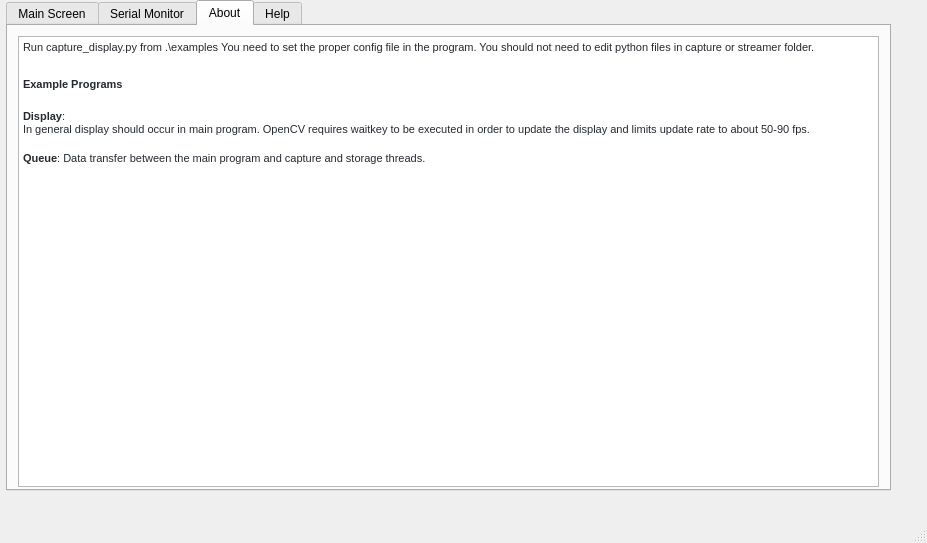
Above: qt.ui from 22037/22037-Camera before the change. Below: the same form after it.
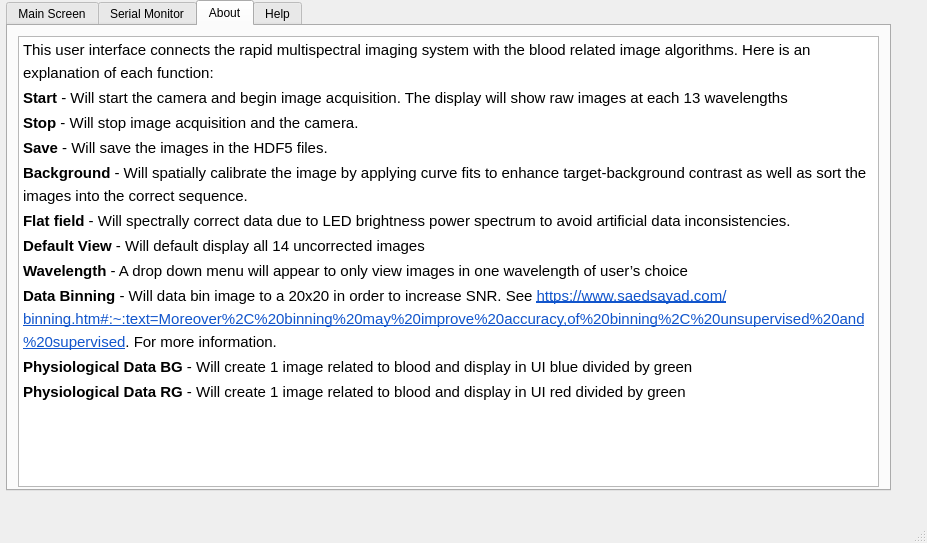
That is the form after the change. The open tabs and pages were chosen to show the change.

```diff
--- a/qt.ui
+++ b/qt.ui
@@ -631,10 +631,18 @@
 &lt;html&gt;&lt;head&gt;&lt;meta name=&quot;qrichtext&quot; content=&quot;1&quot; /&gt;&lt;style type=&quot;text/css&quot;&gt;
 p, li { white-space: pre-wrap; }
 &lt;/style&gt;&lt;/head&gt;&lt;body style=&quot; font-family:'MS Shell Dlg 2'; font-size:7.8pt; font-weight:400; font-style:normal;&quot;&gt;
-&lt;p style=&quot; margin-top:0px; margin-bottom:16px; margin-left:0px; margin-right:0px; -qt-block-indent:0; text-indent:0px; background-color:#ffffff;&quot;&gt;&lt;span style=&quot; font-family:'-apple-system,BlinkMacSystemFont,Segoe UI,Helvetica,Arial,sans-serif,Apple Color Emoji,Segoe UI Emoji'; font-size:8pt; color:#24292f; background-color:#ffffff;&quot;&gt;Run&lt;/span&gt;&lt;span style=&quot; font-family:'-apple-system,BlinkMacSystemFont,Segoe UI,Helvetica,Arial,sans-serif,Apple Color Emoji,Segoe UI Emoji'; font-size:8pt; color:#24292f;&quot;&gt; &lt;/span&gt;&lt;span style=&quot; font-family:'ui-monospace,SFMono-Regular,SF Mono,Menlo,Consolas,Liberation Mono,monospace'; font-size:8pt; color:#24292f;&quot;&gt;capture_display.py&lt;/span&gt;&lt;span style=&quot; font-family:'-apple-system,BlinkMacSystemFont,Segoe UI,Helvetica,Arial,sans-serif,Apple Color Emoji,Segoe UI Emoji'; font-size:8pt; color:#24292f;&quot;&gt; from &lt;/span&gt;&lt;span style=&quot; font-family:'ui-monospace,SFMono-Regular,SF Mono,Menlo,Consolas,Liberation Mono,monospace'; font-size:8pt; color:#24292f;&quot;&gt;.\examples&lt;/span&gt;&lt;span style=&quot; font-family:'-apple-system,BlinkMacSystemFont,Segoe UI,Helvetica,Arial,sans-serif,Apple Color Emoji,Segoe UI Emoji'; font-size:8pt; color:#24292f;&quot;&gt; You need to set the proper config file in the program. You should not need to edit python files in capture or streamer folder.&lt;/span&gt;&lt;/p&gt;
-&lt;p style=&quot; margin-top:24px; margin-bottom:16px; margin-left:0px; margin-right:0px; -qt-block-indent:0; text-indent:0px; line-height:125%; background-color:#ffffff;&quot;&gt;&lt;a name=&quot;user-content-example-programs&quot;&gt;&lt;/a&gt;&lt;span style=&quot; font-family:'-apple-system,BlinkMacSystemFont,Segoe UI,Helvetica,Arial,sans-serif,Apple Color Emoji,Segoe UI Emoji'; font-size:8pt; font-weight:600; color:#24292f;&quot;&gt;E&lt;/span&gt;&lt;span style=&quot; font-family:'-apple-system,BlinkMacSystemFont,Segoe UI,Helvetica,Arial,sans-serif,Apple Color Emoji,Segoe UI Emoji'; font-size:8pt; font-weight:600; color:#24292f;&quot;&gt;xample Programs&lt;/span&gt;&lt;/p&gt;
-&lt;p style=&quot; margin-top:0px; margin-bottom:16px; margin-left:0px; margin-right:0px; -qt-block-indent:0; text-indent:0px; background-color:#ffffff;&quot;&gt;&lt;span style=&quot; font-family:'-apple-system,BlinkMacSystemFont,Segoe UI,Helvetica,Arial,sans-serif,Apple Color Emoji,Segoe UI Emoji'; font-size:8pt; font-weight:600; color:#24292f;&quot;&gt;Display&lt;/span&gt;&lt;span style=&quot; font-family:'-apple-system,BlinkMacSystemFont,Segoe UI,Helvetica,Arial,sans-serif,Apple Color Emoji,Segoe UI Emoji'; font-size:8pt; color:#24292f;&quot;&gt;:&lt;br /&gt;In general display should occur in main program. OpenCV requires waitkey to be executed in order to update the display and limits update rate to about 50-90 fps.&lt;/span&gt;&lt;/p&gt;
-&lt;p style=&quot; margin-top:0px; margin-bottom:16px; margin-left:0px; margin-right:0px; -qt-block-indent:0; text-indent:0px; background-color:#ffffff;&quot;&gt;&lt;span style=&quot; font-family:'-apple-system,BlinkMacSystemFont,Segoe UI,Helvetica,Arial,sans-serif,Apple Color Emoji,Segoe UI Emoji'; font-size:8pt; font-weight:600; color:#24292f;&quot;&gt;Queue&lt;/span&gt;&lt;span style=&quot; font-family:'-apple-system,BlinkMacSystemFont,Segoe UI,Helvetica,Arial,sans-serif,Apple Color Emoji,Segoe UI Emoji'; font-size:8pt; color:#24292f;&quot;&gt;: Data transfer between the main program and capture and storage threads.&lt;/span&gt;&lt;/p&gt;&lt;/body&gt;&lt;/html&gt;</string>
+&lt;p style=&quot; margin-top:0px; margin-bottom:0px; margin-left:0px; margin-right:0px; -qt-block-indent:0; text-indent:0px; line-height:138%;&quot;&gt;&lt;a name=&quot;docs-internal-guid-931c4fc2-7fff-c834-43d0-93e2d37dacd3&quot;&gt;&lt;/a&gt;&lt;span style=&quot; font-family:'Arial'; font-size:11pt; color:#000000; background-color:transparent;&quot;&gt;T&lt;/span&gt;&lt;span style=&quot; font-family:'Arial'; font-size:11pt; color:#000000; background-color:transparent;&quot;&gt;his user interface connects the rapid multispectral imaging system with the blood related image algorithms. Here is an explanation of each function:&lt;/span&gt;&lt;/p&gt;
+&lt;p style=&quot; margin-top:0px; margin-bottom:0px; margin-left:0px; margin-right:0px; -qt-block-indent:0; text-indent:0px; line-height:138%;&quot;&gt;&lt;span style=&quot; font-family:'Arial'; font-size:11pt; font-weight:600; color:#000000; background-color:transparent;&quot;&gt;Start&lt;/span&gt;&lt;span style=&quot; font-family:'Arial'; font-size:11pt; color:#000000; background-color:transparent;&quot;&gt; - Will start the camera and begin image acquisition. The display will show raw images at each 13 wavelengths&lt;/span&gt;&lt;/p&gt;
+&lt;p style=&quot; margin-top:0px; margin-bottom:0px; margin-left:0px; margin-right:0px; -qt-block-indent:0; text-indent:0px; line-height:138%;&quot;&gt;&lt;span style=&quot; font-family:'Arial'; font-size:11pt; font-weight:600; color:#000000; background-color:transparent;&quot;&gt;Stop&lt;/span&gt;&lt;span style=&quot; font-family:'Arial'; font-size:11pt; color:#000000; background-color:transparent;&quot;&gt; - Will stop image acquisition and the camera.&lt;/span&gt;&lt;/p&gt;
+&lt;p style=&quot; margin-top:0px; margin-bottom:0px; margin-left:0px; margin-right:0px; -qt-block-indent:0; text-indent:0px; line-height:138%;&quot;&gt;&lt;span style=&quot; font-family:'Arial'; font-size:11pt; font-weight:600; color:#000000; background-color:transparent;&quot;&gt;Save&lt;/span&gt;&lt;span style=&quot; font-family:'Arial'; font-size:11pt; color:#000000; background-color:transparent;&quot;&gt; - Will save the images in the HDF5 files.&lt;/span&gt;&lt;/p&gt;
+&lt;p style=&quot; margin-top:0px; margin-bottom:0px; margin-left:0px; margin-right:0px; -qt-block-indent:0; text-indent:0px; line-height:138%;&quot;&gt;&lt;span style=&quot; font-family:'Arial'; font-size:11pt; font-weight:600; color:#000000; background-color:transparent;&quot;&gt;Background&lt;/span&gt;&lt;span style=&quot; font-family:'Arial'; font-size:11pt; color:#000000; background-color:transparent;&quot;&gt; - Will spatially calibrate the image by applying curve fits to enhance target-background contrast as well as sort the images into the correct sequence.&lt;/span&gt;&lt;/p&gt;
+&lt;p style=&quot; margin-top:0px; margin-bottom:0px; margin-left:0px; margin-right:0px; -qt-block-indent:0; text-indent:0px; line-height:138%;&quot;&gt;&lt;span style=&quot; font-family:'Arial'; font-size:11pt; font-weight:600; color:#000000; background-color:transparent;&quot;&gt;Flat field&lt;/span&gt;&lt;span style=&quot; font-family:'Arial'; font-size:11pt; color:#000000; background-color:transparent;&quot;&gt; - Will spectrally correct data due to LED brightness power spectrum to avoid artificial data inconsistencies.&lt;/span&gt;&lt;/p&gt;
+&lt;p style=&quot; margin-top:0px; margin-bottom:0px; margin-left:0px; margin-right:0px; -qt-block-indent:0; text-indent:0px; line-height:138%;&quot;&gt;&lt;span style=&quot; font-family:'Arial'; font-size:11pt; font-weight:600; color:#000000; background-color:transparent;&quot;&gt;Default View&lt;/span&gt;&lt;span style=&quot; font-family:'Arial'; font-size:11pt; color:#000000; background-color:transparent;&quot;&gt; - Will default display all 14 uncorrected images&lt;/span&gt;&lt;/p&gt;
+&lt;p style=&quot; margin-top:0px; margin-bottom:0px; margin-left:0px; margin-right:0px; -qt-block-indent:0; text-indent:0px; line-height:138%;&quot;&gt;&lt;span style=&quot; font-family:'Arial'; font-size:11pt; font-weight:600; color:#000000; background-color:transparent;&quot;&gt;Wavelength&lt;/span&gt;&lt;span style=&quot; font-family:'Arial'; font-size:11pt; color:#000000; background-color:transparent;&quot;&gt; - A drop down menu will appear to only view images in one wavelength of user’s choice&lt;/span&gt;&lt;/p&gt;
+&lt;p style=&quot; margin-top:0px; margin-bottom:0px; margin-left:0px; margin-right:0px; -qt-block-indent:0; text-indent:0px; line-height:138%;&quot;&gt;&lt;span style=&quot; font-family:'Arial'; font-size:11pt; font-weight:600; color:#000000; background-color:transparent;&quot;&gt;Data Binning&lt;/span&gt;&lt;span style=&quot; font-family:'Arial'; font-size:11pt; color:#000000; background-color:transparent;&quot;&gt; - Will data bin image to a 20x20 in order to increase SNR. See &lt;/span&gt;&lt;a href=&quot;https://www.saedsayad.com/binning.htm#:~:text=Moreover%2C%20binning%20may%20improve%20accuracy,of%20binning%2C%20unsupervised%20and%20supervised&quot;&gt;&lt;span style=&quot; font-family:'Arial'; font-size:11pt; text-decoration: underline; color:#1155cc; background-color:transparent;&quot;&gt;https://www.saedsayad.com/binning.htm#:~:text=Moreover%2C%20binning%20may%20improve%20accuracy,of%20binning%2C%20unsupervised%20and%20supervised&lt;/span&gt;&lt;/a&gt;&lt;span style=&quot; font-family:'Arial'; font-size:11pt; color:#000000; background-color:transparent;&quot;&gt;. For more information. &lt;/span&gt;&lt;/p&gt;
+&lt;p style=&quot; margin-top:0px; margin-bottom:0px; margin-left:0px; margin-right:0px; -qt-block-indent:0; text-indent:0px; line-height:138%;&quot;&gt;&lt;span style=&quot; font-family:'Arial'; font-size:11pt; font-weight:600; color:#000000; background-color:transparent;&quot;&gt;Physiological Data&lt;/span&gt;&lt;span style=&quot; font-family:'Arial'; font-size:11pt; color:#000000; background-color:transparent;&quot;&gt; &lt;/span&gt;&lt;span style=&quot; font-family:'Arial'; font-size:11pt; font-weight:600; color:#000000; background-color:transparent;&quot;&gt;BG &lt;/span&gt;&lt;span style=&quot; font-family:'Arial'; font-size:11pt; color:#000000; background-color:transparent;&quot;&gt;- Will create 1 image related to blood and display in UI blue divided by green&lt;/span&gt;&lt;/p&gt;
+&lt;p style=&quot; margin-top:0px; margin-bottom:0px; margin-left:0px; margin-right:0px; -qt-block-indent:0; text-indent:0px; line-height:138%;&quot;&gt;&lt;span style=&quot; font-family:'Arial'; font-size:11pt; font-weight:600; color:#000000; background-color:transparent;&quot;&gt;Physiological Data RG&lt;/span&gt;&lt;span style=&quot; font-family:'Arial'; font-size:11pt; color:#000000; background-color:transparent;&quot;&gt; - Will create 1 image related to blood and display in UI red divided by green&lt;/span&gt;&lt;/p&gt;
+&lt;p style=&quot; margin-top:0px; margin-bottom:0px; margin-left:0px; margin-right:0px; -qt-block-indent:0; text-indent:0px;&quot;&gt;&lt;span style=&quot; font-size:8pt;&quot;&gt;&lt;br /&gt;&lt;/span&gt;&lt;/p&gt;&lt;/body&gt;&lt;/html&gt;</string>
          </property>
         </widget>
        </widget>
```
Left out of the diff: 14 changed lines with no effect on the pictures.
